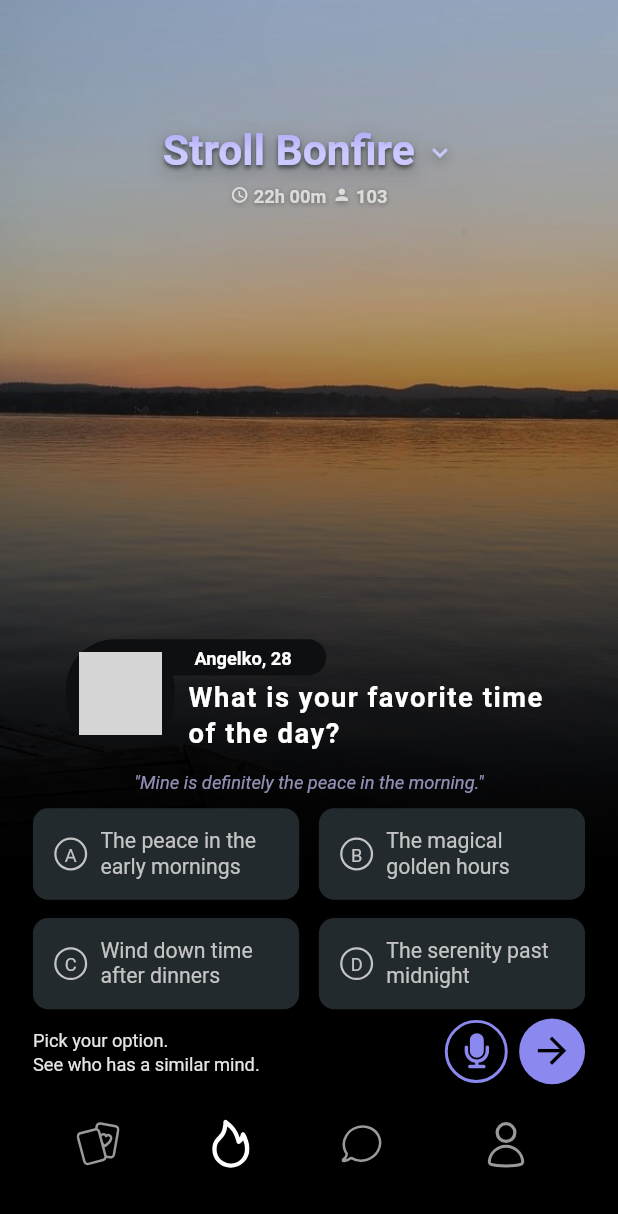
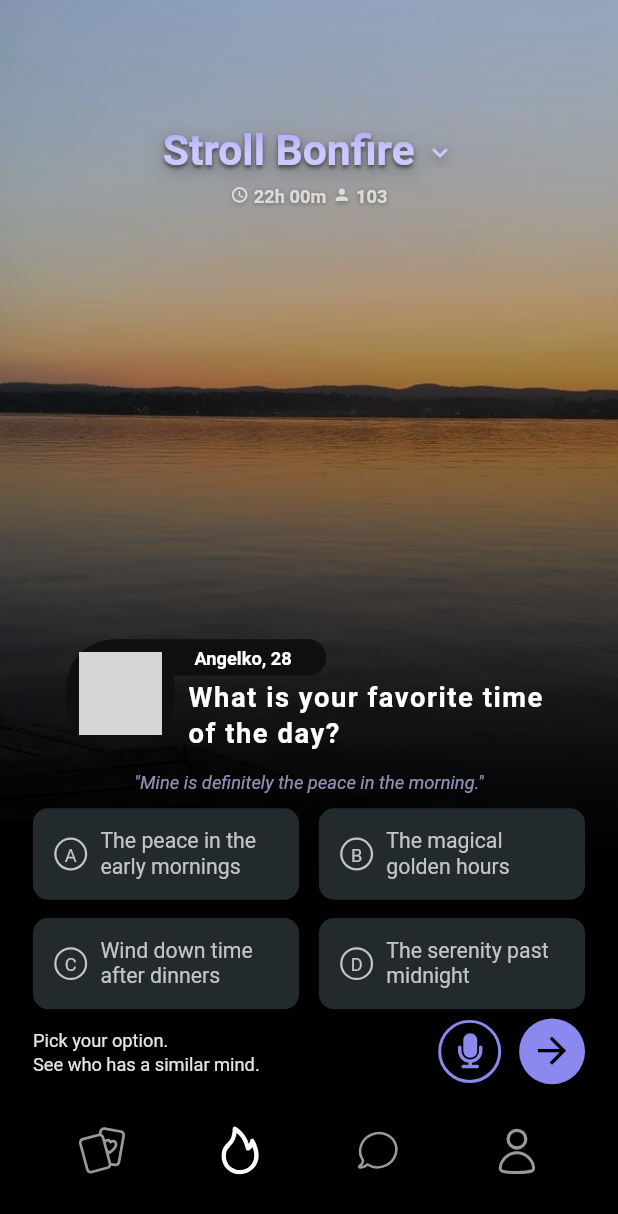
Before and after one commit to EMEDAT/stroll, a Flutter app: the screen it shows after launch, on a phone screen of 412 x 824 dp. Shown: the top 1214 px of the screen. Run offline on Flutter 3.47's test engine with Material 3 defaults, Android fonts, the light colour scheme and no system bars; our stand-ins replace equatable, flutter_bloc, flutter_screenutil, flutter_svg; Roboto replaces fonts that are missing (Proxima Nova); grey boxes are pictures that could not be loaded.

Commit message:
Refactor ActionButtons and BottomNavigation for improved layout and usability; adjust alignment, spacing, and touch target sizes.

```diff
--- a/stroll_bonfire/lib/features/stroll/presentation/widgets/action_buttons.dart
+++ b/stroll_bonfire/lib/features/stroll/presentation/widgets/action_buttons.dart
@@ -24,7 +24,7 @@ class ActionButtons extends StatelessWidget {
   @override
   Widget build(BuildContext context) {
     return Row(
-      mainAxisAlignment: MainAxisAlignment.center, // ← CHANGED
+      mainAxisAlignment: MainAxisAlignment.spaceEvenly, // ← CHANGED
       children: [
         ActionButton(
           iconPath: 'assets/icons/microphone.svg',
@@ -33,7 +33,7 @@ class ActionButtons extends StatelessWidget {
           isEnabled: !isProcessing,
           isNextButton: false,
         ),
-        SizedBox(width: 6.w), // ← ADD THIS GAP
+        SizedBox(width: 10.w), // ← ADD THIS GAP
         ActionButton(
           iconPath: 'assets/icons/next.svg',
           fallbackIcon: Icons.arrow_forward,
--- a/stroll_bonfire/lib/features/stroll/presentation/widgets/bottom_navigation.dart
+++ b/stroll_bonfire/lib/features/stroll/presentation/widgets/bottom_navigation.dart
@@ -11,12 +11,27 @@ class BottomNavigation extends StatelessWidget {
   @override
   Widget build(BuildContext context) {
     return Row(
-      mainAxisAlignment: MainAxisAlignment.spaceAround,
       children: [
-        NavIcon('assets/icons/cards.svg', Icons.credit_card, false),
-        NavIcon('assets/icons/fire.svg', Icons.local_fire_department, true), // Moved fire before chat
-        NavIcon('assets/icons/chat.svg', Icons.chat_bubble_outline, false),
-        NavIcon('assets/icons/user.svg', Icons.person_outline, false),
+        Expanded(
+          child: Center(
+            child: NavIcon('assets/icons/cards.svg', Icons.credit_card, false),
+          ),
+        ),
+        Expanded(
+          child: Center(
+            child: NavIcon('assets/icons/fire.svg', Icons.local_fire_department, true),
+          ),
+        ),
+        Expanded(
+          child: Center(
+            child: NavIcon('assets/icons/chat.svg', Icons.chat_bubble_outline, false),
+          ),
+        ),
+        Expanded(
+          child: Center(
+            child: NavIcon('assets/icons/user.svg', Icons.person_outline, false),
+          ),
+        ),
       ],
     );
   }
@@ -34,7 +49,7 @@ class NavIcon extends StatelessWidget {
   Widget build(BuildContext context) {
     return AnimatedContainer(
       duration: const Duration(milliseconds: 200),
-      padding: EdgeInsets.all(8.w),
+      padding: EdgeInsets.all(12.w), // Increased padding for larger touch area
       child: FutureBuilder<bool>(
         future: _assetExists(context, iconPath),
         builder: (context, snapshot) {
@@ -42,8 +57,8 @@ class NavIcon extends StatelessWidget {
           if (snapshot.hasData && snapshot.data == true) {
             return SvgPicture.asset(
               iconPath,
-              width: _getIconSize(), // Dynamic sizing based on icon type
-              height: _getIconSize(), // Dynamic sizing based on icon type
+              width: _getIconSize(),
+              height: _getIconSize(),
               colorFilter: ColorFilter.mode(
                 isActive ? AppColors.white : AppColors.white60,
                 BlendMode.srcIn,
@@ -55,7 +70,7 @@ class NavIcon extends StatelessWidget {
           return Icon(
             fallbackIcon,
             color: isActive ? AppColors.white : AppColors.white60,
-            size: _getIconSize(), // Dynamic sizing for fallback icons too
+            size: _getIconSize(),
           );
         },
       ),
@@ -73,7 +88,7 @@ class NavIcon extends StatelessWidget {
     if (iconPath.contains('chat.svg')) {
       return 25.w; // Slightly larger for chat icon
     }
-    return 27.w; // Default size for other icons
+    return 29.w; // Default size for other icons
   }
 
   Future<bool> _assetExists(BuildContext context, String path) async {
```
